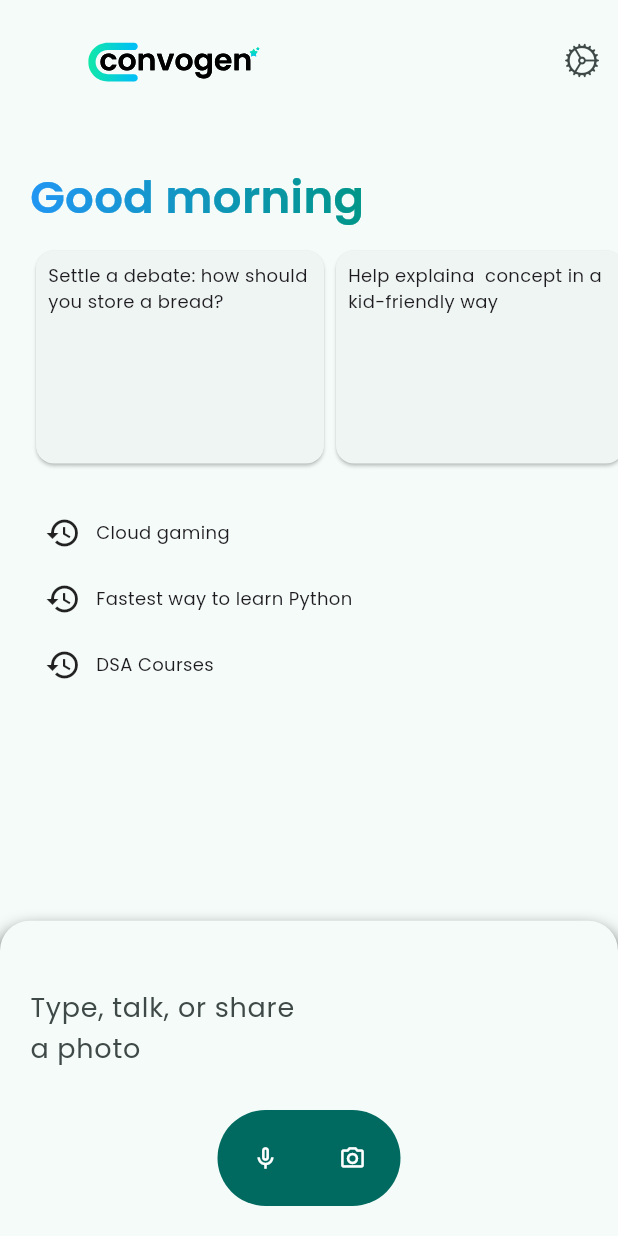
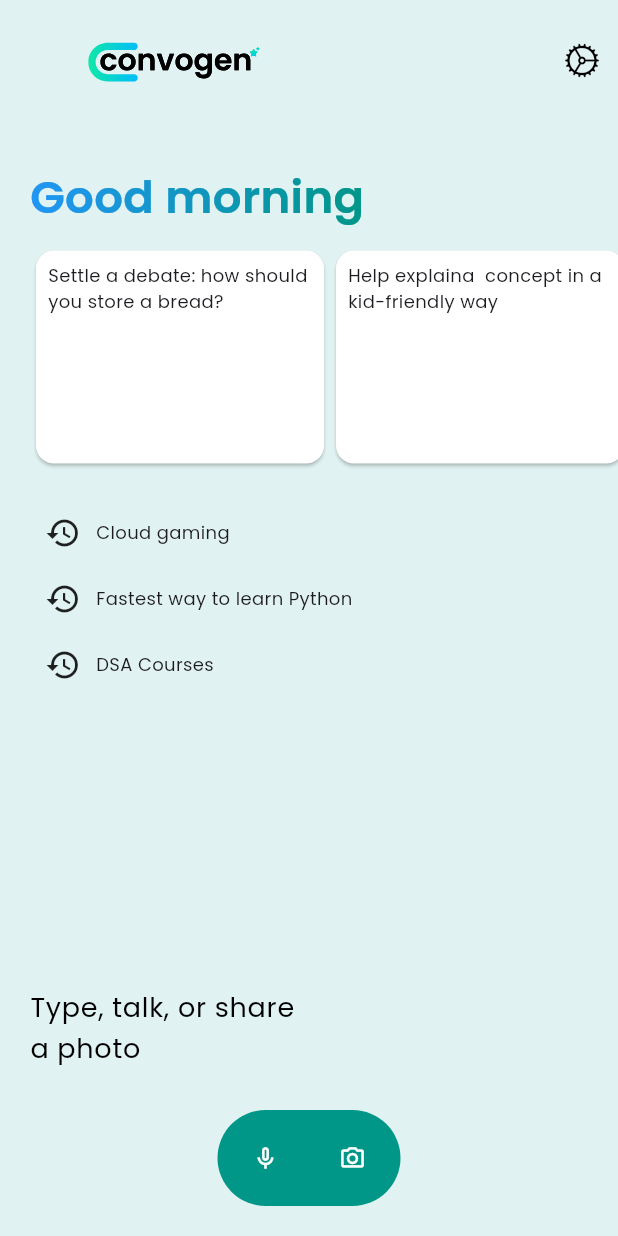
Before and after one commit to vineyrawat/convogen, a Flutter app: the screen it shows after launch, on a phone screen of 412 x 824 dp. Run offline on Flutter 3.47's test engine with Material 3 defaults, Android fonts, the light colour scheme and no system bars; drawn by our look-alikes of simple_gradient_text; our stand-ins replace device_preview, flutter_chat_types, flutter_chat_ui, flutter_gemini, flutter_riverpod, flutter_svg and 6 more.

Commit message:
fix: fixed some ui colors and changed typing animation

```diff
--- a/lib/main.dart
+++ b/lib/main.dart
@@ -52,7 +52,13 @@ class MyApp extends StatelessWidget {
       themeAnimationDuration: Duration.zero,
       theme: ThemeData(
         textTheme: GoogleFonts.poppinsTextTheme(),
-        colorScheme: ColorScheme.fromSeed(seedColor: Colors.teal).copyWith(),
+        appBarTheme: const AppBarTheme(surfaceTintColor: Colors.teal),
+        colorScheme: const ColorScheme.light().copyWith(
+            primary: Colors.teal,
+            secondary: Colors.teal,
+            background: Colors.white,
+            surface: Colors.teal.shade50,
+            primaryContainer: Colors.teal),
         useMaterial3: true,
       ),
     );
--- a/lib/screens/chat.dart
+++ b/lib/screens/chat.dart
@@ -4,6 +4,7 @@ import 'package:flutter_chat_ui/flutter_chat_ui.dart';
 import 'package:flutter_riverpod/flutter_riverpod.dart';
 import 'package:convogen/providers/gemini_chat_provider.dart';
 import 'package:simple_gradient_text/simple_gradient_text.dart';
+import 'package:shimmer/shimmer.dart';
 
 class ChatPage extends ConsumerWidget {
   const ChatPage({super.key});
@@ -31,7 +32,7 @@ class ChatPage extends ConsumerWidget {
             ? DarkChatTheme(
                 backgroundColor: Theme.of(context).scaffoldBackgroundColor,
                 primaryColor: Theme.of(context).colorScheme.primary,
-                secondaryColor: Colors.black,
+                secondaryColor: Theme.of(context).canvasColor,
                 inputBackgroundColor: Colors.black,
               )
             : DefaultChatTheme(
@@ -49,6 +50,30 @@ class ChatPage extends ConsumerWidget {
           await ref.read(geminiChatProvider.notifier).getFromText(p0);
         }),
         typingIndicatorOptions: TypingIndicatorOptions(
+          customTypingIndicator: Padding(
+            padding: const EdgeInsets.symmetric(horizontal: 20.0),
+            child: SizedBox(
+              width: 200.0,
+              child: Shimmer.fromColors(
+                  baseColor: Colors.blueGrey.withAlpha(100),
+                  highlightColor: Colors.tealAccent.shade100,
+                  child: Column(
+                    crossAxisAlignment: CrossAxisAlignment.start,
+                    children: [
+                      ...[1, 2, 3]
+                          .map((i) => Container(
+                                width: i == 3 ? 100 : 200,
+                                height: 20,
+                                decoration: BoxDecoration(
+                                    color: Colors.white.withAlpha(100),
+                                    borderRadius: BorderRadius.circular(20)),
+                                margin: const EdgeInsets.only(bottom: 10),
+                              ))
+                          .toList()
+                    ],
+                  )),
+            ),
+          ),
           typingMode: TypingIndicatorMode.name,
           typingUsers: geminiChat.isTyping ? [geminiChat.users[0]] : [],
         ),
@@ -176,8 +201,8 @@ class EmptyStateWidget extends StatelessWidget {
 
 class CustomBottomInputBar extends StatelessWidget {
   final bool collapsed;
-  Function onSendPressed;
-  CustomBottomInputBar(
+  final Function onSendPressed;
+  const CustomBottomInputBar(
       {super.key, this.collapsed = false, required this.onSendPressed});
 
   @override
@@ -188,10 +213,10 @@ class CustomBottomInputBar extends StatelessWidget {
       duration: const Duration(milliseconds: 300),
       // height: 100,
       decoration: BoxDecoration(
-        boxShadow: const [BoxShadow(blurRadius: 10, offset: Offset(0, 8))],
+        // boxShadow: const [BoxShadow(blurRadius: 5, offset: Offset(0, 8))],
         borderRadius: const BorderRadius.only(
             topLeft: Radius.circular(20), topRight: Radius.circular(20)),
-        color: Theme.of(context).colorScheme.background,
+        color: Theme.of(context).cardColor,
       ),
       child: Padding(
         padding: const EdgeInsets.all(20.0),
@@ -201,6 +226,9 @@ class CustomBottomInputBar extends StatelessWidget {
           mainAxisAlignment: MainAxisAlignment.center,
           children: [
             TextField(
+                onSubmitted: (value) {
+                  onSendPressed(inputController.text);
+                },
                 controller: inputController,
                 decoration: InputDecoration(
                     hintStyle: const TextStyle(
--- a/lib/screens/home.dart
+++ b/lib/screens/home.dart
@@ -84,7 +84,9 @@ class _RootPageState extends ConsumerState<RootPage> {
                   onChatPageChanged(value);
                 },
               ),
-              const VerticalDivider(),
+              // const VerticalDivider(
+              //   color: Colors.black12,
+              // ),
               Expanded(child: pages[currentIndex])
             ],
           );
--- a/pubspec.yaml
+++ b/pubspec.yaml
@@ -50,6 +50,7 @@ dependencies:
   go_router: ^13.0.0
   flutter_gemini: ^2.0.3
   simple_gradient_text: ^1.3.0
+  shimmer: ^3.0.0
 
 dev_dependencies:
   flutter_test:
```
Also changed, not shown: pubspec.lock.
